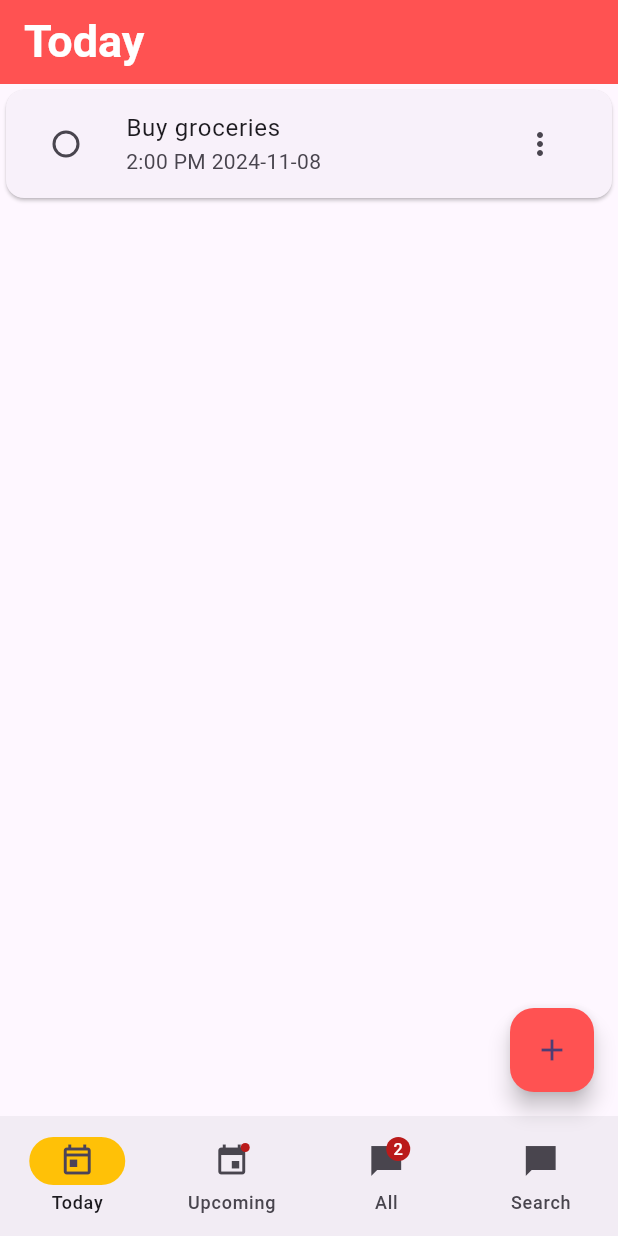
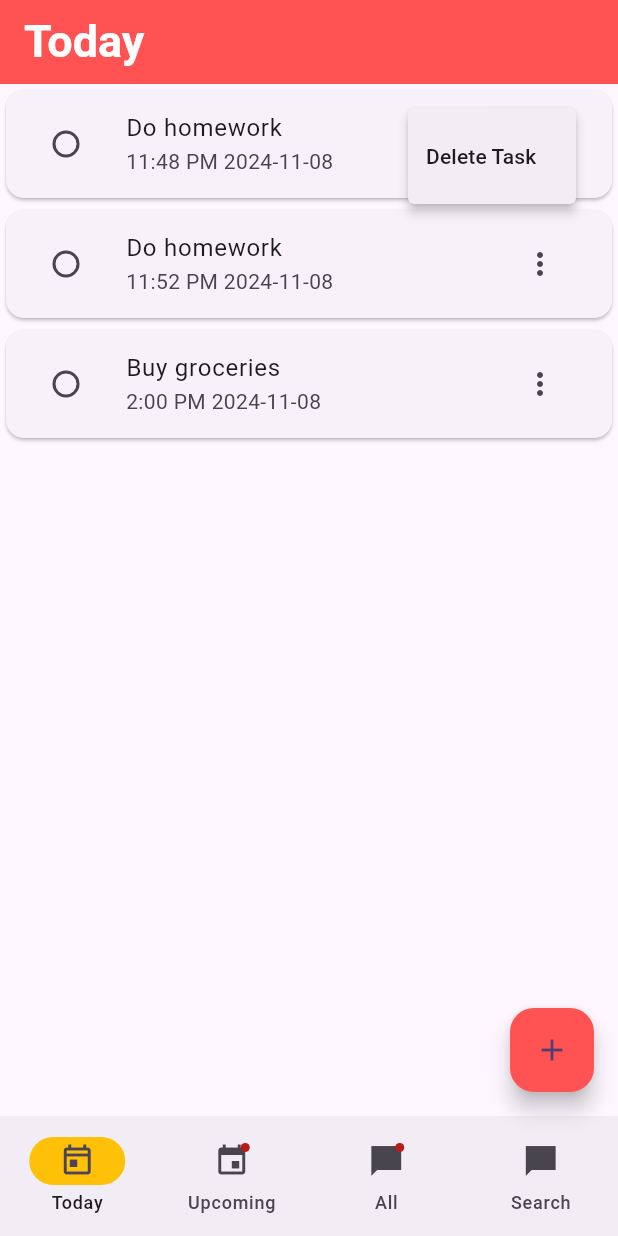
Before and after one commit to Hungyen0303/To-do-list-app-, a Flutter app: the screen it shows after launch, after a tap on the "more vert" icon, on a phone screen of 412 x 824 dp. Run offline on Flutter 3.47's test engine with Material 3 defaults, Android fonts, the phone set to English and light mode, and no system bars; our stand-ins replace flutter_local_notifications, rxdart, timezone.

Commit message:
complete all

```diff
--- a/lib/BottomSheet.dart
+++ b/lib/BottomSheet.dart
@@ -126,11 +126,11 @@ class _AddTaskBottomSheetState extends State<AddTaskBottomSheet> {
               Row(
                 mainAxisAlignment: MainAxisAlignment.spaceEvenly,
                 children: [
-                  TextButton(
+                  ElevatedButton(
                     onPressed: () {
                         widget.onChangeTask();
                     },
-                    child: const Text('Create'),
+                    child: const Text('Save'),
                   ),
                   ElevatedButton(
                     onPressed: () => Navigator.pop(context),
--- a/lib/TaskBar.dart
+++ b/lib/TaskBar.dart
@@ -2,19 +2,22 @@ import 'package:flutter/cupertino.dart';
 import 'package:flutter/material.dart';
 import 'package:intl/intl.dart';
 import 'package:provider/provider.dart';
+import 'package:flutter_local_notifications/flutter_local_notifications.dart';
+import 'package:timezone/timezone.dart' as tz;
 
 import 'BottomSheet.dart';
 import 'TaskModel.dart';
+import 'notification_service.dart';
 
 class TaskBar extends StatefulWidget {
-   TaskBar({
+  TaskBar({
     super.key,
     required this.task,
     required this.descriptions,
     required this.dueDate,
     required this.dueTime,
     required this.onRemoveTask,
-     required this.isDone,
+    required this.isDone,
   });
 
   final String task;
@@ -22,7 +25,7 @@ class TaskBar extends StatefulWidget {
   final String dueTime;
   final String dueDate;
   late final VoidCallback onRemoveTask;
-  bool isDone ;
+  bool isDone;
 
   @override
   State<TaskBar> createState() => _TaskbarState();
@@ -31,6 +34,41 @@ class TaskBar extends StatefulWidget {
 class _TaskbarState extends State<TaskBar> {
   bool _checkBox = false;
 
+  void _scheduleNotification() {
+    if (widget.dueTime.isNotEmpty && widget.dueDate.isNotEmpty){
+    final DateTime dueDateTime = _parseDueDateTime(widget.dueDate, widget.dueTime);
+
+    if (dueDateTime.isAfter(DateTime.now())) {
+      LocalNotifications.showScheduleNotification(
+        notificationId: DateTime.now().millisecondsSinceEpoch,
+        channel: 'task_notifications',
+        title: 'Upcoming Task',
+        body: widget.task,
+        payload: 'Task: ${widget.task}, Due: ${widget.dueDate} ${widget.dueTime}',
+        dueDate: dueDateTime,
+      );
+    }
+    }
+  }
+
+  DateTime _parseDueDateTime(String dueDate, String dueTime) {
+    final parsedDate = DateFormat('yyyy-MM-dd').parse(dueDate);
+    final parsedTime = DateFormat('hh:mm a').parse(dueTime);
+    return DateTime(
+      parsedDate.year,
+      parsedDate.month,
+      parsedDate.day,
+      parsedTime.hour,
+      parsedTime.minute,
+    );
+
+  }
+
+  @override
+  void initState() {
+    super.initState();
+    _scheduleNotification();
+  }
 
   @override
   Widget build(BuildContext context) {
@@ -39,17 +77,15 @@ class _TaskbarState extends State<TaskBar> {
     TextEditingController _taskController = TextEditingController();
     TextEditingController _descriptionController = TextEditingController();
     final taskModel = Provider.of<TaskModel>(context, listen: false);
-    _dateController.text = widget.dueDate ;
-    _taskController.text = widget.task ;    _timeController.text = widget.dueTime ;
-    _descriptionController.text = widget.descriptions ;
+    _dateController.text = widget.dueDate;
+    _taskController.text = widget.task;
+    _timeController.text = widget.dueTime;
+    _descriptionController.text = widget.descriptions;
 
-    void _updateTask(String originalTask, String originalDate , String originalTime) {
+    void _updateTask(String originalTask, String originalDate, String originalTime) {
       setState(() {
         final taskToRemove = taskModel.tasks.firstWhere(
-              (t) =>
-          t.task == originalTask &&
-              t.dueDate == originalDate &&
-              t.dueTime == originalTime,
+              (t) => t.task == originalTask && t.dueDate == originalDate && t.dueTime == originalTime,
         );
 
         if (taskToRemove != null) {
@@ -62,12 +98,9 @@ class _TaskbarState extends State<TaskBar> {
             dueDate: _dateController.text,
             dueTime: _timeController.text,
             isDone: false,
-            onRemoveTask: () {
-
-            },
+            onRemoveTask: () {},
           ),
         );
-
         _taskController.clear();
         _descriptionController.clear();
         _dateController.clear();
@@ -75,9 +108,7 @@ class _TaskbarState extends State<TaskBar> {
       });
     }
 
-    void _changeTask()
-    {
-
+    void _changeTask() {
       if (_taskController.text.isEmpty) {
         showDialog(
           context: context,
@@ -96,8 +127,7 @@ class _TaskbarState extends State<TaskBar> {
         );
         return;
       }
-
-     _updateTask(widget.task, widget.dueDate , widget.dueTime);
+      _updateTask(widget.task, widget.dueDate, widget.dueTime);
 
       _taskController.clear();
       _descriptionController.clear();
@@ -107,11 +137,9 @@ class _TaskbarState extends State<TaskBar> {
       Navigator.pop(context);
     }
 
-
     return Card(
-
       child: ListTile(
-        onTap:  () {
+        onTap: () {
           showModalBottomSheet<void>(
             isScrollControlled: true,
             context: context,
@@ -122,38 +150,51 @@ class _TaskbarState extends State<TaskBar> {
                 dateController: _dateController,
                 timeController: _timeController,
                 onChangeTask: _changeTask,
-
-
               );
             },
           );
-        } ,
-        trailing: IconButton(
-          onPressed: () {
+        },
+        trailing: PopupMenuButton<String>(
+          onSelected: (String value) {
+            if (value == 'delete') {
+              taskModel.removeTask(TaskBar(
+                task: widget.task,
+                descriptions: widget.descriptions,
+                dueDate: widget.dueDate,
+                dueTime: widget.dueTime,
+                onRemoveTask: () {},
+                isDone: widget.isDone,
+              ));
+            }
           },
+          itemBuilder: (BuildContext context) => <PopupMenuEntry<String>>[
+            const PopupMenuItem<String>(
+              value: 'delete',
+              child: Text('Delete Task'),
+            ),
+          ],
           icon: const Icon(Icons.more_vert),
         ),
-        subtitle: Text(widget.dueTime + " " + widget.dueDate ,
-          // style: TextStyle(
-          //   color: isOverdue() ? Colors.red : Colors.black,
-          // ),
+        subtitle: Text(
+          widget.dueTime + " " + widget.dueDate,
         ),
         leading: Checkbox(
           shape: const RoundedRectangleBorder(
             borderRadius: BorderRadius.all(Radius.circular(20)),
-
           ),
           value: widget.isDone,
           onChanged: (value) {
             setState(() {
               widget.isDone = value ?? false;
-              widget.onRemoveTask();
             });
           },
         ),
-        title: Text(widget.task , style: TextStyle(
-          decoration:  widget.isDone ? TextDecoration.lineThrough : TextDecoration.none,
-        ),),
+        title: Text(
+          widget.task,
+          style: TextStyle(
+            decoration: widget.isDone ? TextDecoration.lineThrough : TextDecoration.none,
+          ),
+        ),
       ),
     );
   }
--- a/lib/TaskModel.dart
+++ b/lib/TaskModel.dart
@@ -12,7 +12,24 @@ class TaskModel extends ChangeNotifier {
       dueTime: '10:00 PM',
       isDone: false,
       onRemoveTask: () {
-
+      },
+    ),
+    TaskBar(
+      task: 'Do homework',
+      descriptions: 'Complete math homework by 10 PM',
+      dueDate: '2024-11-08',
+      dueTime: '11:48 PM',
+      isDone: false,
+      onRemoveTask: () {
+      },
+    ),
+    TaskBar(
+      task: 'Do homework',
+      descriptions: 'Complete math homework by 10 PM',
+      dueDate: '2024-11-08',
+      dueTime: '11:52 PM',
+      isDone: false,
+      onRemoveTask: () {
       },
     ),
     TaskBar(
@@ -54,7 +71,8 @@ class TaskModel extends ChangeNotifier {
   }
 
   void removeTask(TaskBar task) {
-    tasks.remove(task);
+    tasks.removeWhere((item) => item.task == task.task && item.dueDate == task.dueDate);
     notifyListeners();
   }
+
 }
--- a/lib/Today.dart
+++ b/lib/Today.dart
@@ -17,6 +17,7 @@ class TodoListToday extends StatelessWidget {
         {
             final task = taskModel.tasks[index];
             final today = DateFormat('yyyy-MM-dd').format(DateTime.now());
+
             if (task.dueDate == today) {
               return task;
         } else {
--- a/lib/Upcoming.dart
+++ b/lib/Upcoming.dart
@@ -16,10 +16,19 @@ class UpcomingTodoList extends StatelessWidget {
           itemBuilder: (context, index)
           {
             final task = taskModel.tasks[index];
-            final today = DateFormat('yyyy-MM-dd').format(DateTime.now());
-            if (task.dueDate != today) {
+            final today = DateTime.now();
+
+            if (task.dueDate.isNotEmpty){
+            final dueDate = DateFormat('yyyy-MM-dd').parse(task.dueDate);
+
+            if (task.dueDate.isNotEmpty && dueDate.isAfter(today) && task.dueDate!=""  ) {
               return task;
-            } else {
+            }
+            else {
+              return const SizedBox.shrink();
+            }
+            }
+            else {
               return const SizedBox.shrink();
             }
           },
--- a/lib/main.dart
+++ b/lib/main.dart
@@ -1,4 +1,6 @@
 import 'package:flutter/material.dart';
+import 'package:flutter_local_notifications/flutter_local_notifications.dart';
+import 'package:intl/intl.dart';
 import 'package:provider/provider.dart';
 import 'AllTodoList.dart';
 import 'BottomSheet.dart';
@@ -7,8 +9,30 @@ import 'TaskBar.dart';
 import 'TaskModel.dart';
 import 'Today.dart';
 import 'Upcoming.dart';
+import 'notification_service.dart';
 
-void main() {
+FlutterLocalNotificationsPlugin flutterLocalNotificationsPlugin =
+FlutterLocalNotificationsPlugin();
+
+void main() async {
+  WidgetsFlutterBinding.ensureInitialized();
+  await LocalNotifications.init();
+
+  await flutterLocalNotificationsPlugin.initialize(
+    InitializationSettings(
+      android: AndroidInitializationSettings('@mipmap/ic_launcher'),
+
+    ),
+  );
+
+  var initialNotification = await flutterLocalNotificationsPlugin.getNotificationAppLaunchDetails();
+  // if (initialNotification?.didNotificationLaunchApp == true) {
+  //   Future.delayed(Duration(seconds: 1), () {
+  //     navigatorKey.currentState!.pushNamed('/another',
+  //         arguments: initialNotification?.notificationResponse?.payload);
+  //   });
+  // }
+
   runApp(
     ChangeNotifierProvider(
       create: (context) => TaskModel(),
@@ -43,7 +67,11 @@ class MyHomePage extends StatefulWidget {
 class _MyHomePageState extends State<MyHomePage> {
   List<String> titles = ["Today", "Upcoming", 'All', 'Search'];
   int currentPageIndex = 0;
-
+  @override
+  void initState() {
+    super.initState();
+    LocalNotifications.init();
+  }
   @override
   Widget build(BuildContext context) {
     TextEditingController _dateController = TextEditingController();
@@ -52,6 +80,17 @@ class _MyHomePageState extends State<MyHomePage> {
     TextEditingController _descriptionController = TextEditingController();
     final taskModel = Provider.of<TaskModel>(context, listen: false);
 
+    DateTime _parseDueDateTime(String dueDate, String dueTime) {
+      final parsedDate = DateFormat('dd/MM/yyyy').parse(dueDate);
+      final parsedTime = DateFormat('hh:mm a').parse(dueTime);
+      return DateTime(
+        parsedDate.year,
+        parsedDate.month,
+        parsedDate.day,
+        parsedTime.hour,
+        parsedTime.minute,
+      );
+    }
     void _createTask() {
       if (_taskController.text.isEmpty) {
         showDialog(
@@ -71,7 +110,19 @@ class _MyHomePageState extends State<MyHomePage> {
         );
         return;
       }
+      // final DateTime dueDateTime = _parseDueDateTime(
+      //   _dateController.text,
+      //   _timeController.text,
+      // );
 
+      // final DateTime notificationTime = dueDateTime.subtract(const Duration(minutes: 10));
+      // if (notificationTime.isAfter(DateTime.now())) {
+      //   NotificationService.scheduleNotification(
+      //     title: 'Upcoming Task',
+      //     body: _taskController.text,
+      //     scheduledTime: notificationTime,
+      //   );
+      // }
       setState(() {
         taskModel.addTask(
           TaskBar(
@@ -96,6 +147,13 @@ class _MyHomePageState extends State<MyHomePage> {
     }
 
 
+    void sendTestNotification() {
+      LocalNotifications.showSimpleNotification(
+        title: "Test Notification",
+        body: "This is a test notification sent from the button.",
+        payload: "Test Payload",
+      );
+    }
 
 
 
@@ -152,7 +210,6 @@ class _MyHomePageState extends State<MyHomePage> {
           ),
           NavigationDestination(
             icon: Badge(
-              label: Text('2'),
               child: Icon(Icons.messenger_sharp),
             ),
             label: 'All',
@@ -163,7 +220,14 @@ class _MyHomePageState extends State<MyHomePage> {
           ),
         ],
       ),
-      body: [
+      body:
+      // Center(
+      //   child: ElevatedButton(
+      //     onPressed: sendTestNotification,
+      //     child: const Text('Send Notification'),
+      //   ),
+      // ),
+      [
         TodoListToday(),
         UpcomingTodoList(),
         AllTodoList(),
--- /dev/null
+++ b/lib/notification_service.dart
@@ -0,0 +1,84 @@
+import 'package:flutter_local_notifications/flutter_local_notifications.dart';
+import 'package:rxdart/rxdart.dart';
+import 'package:timezone/data/latest.dart' as tz;
+import 'package:timezone/timezone.dart' as tz;
+
+class LocalNotifications {
+  static final FlutterLocalNotificationsPlugin
+  _flutterLocalNotificationsPlugin = FlutterLocalNotificationsPlugin();
+  static final onClickNotification = BehaviorSubject<String>();
+
+  static void onNotificationTap(NotificationResponse notificationResponse) {
+    onClickNotification.add(notificationResponse.payload!);
+  }
+
+  static Future init() async {
+    const AndroidInitializationSettings initializationSettingsAndroid =
+    AndroidInitializationSettings('ic_launcher');
+    final LinuxInitializationSettings initializationSettingsLinux =
+    LinuxInitializationSettings(defaultActionName: 'Open notification');
+    final InitializationSettings initializationSettings =
+    InitializationSettings(
+        android: initializationSettingsAndroid,
+        linux: initializationSettingsLinux);
+
+    _flutterLocalNotificationsPlugin.resolvePlatformSpecificImplementation<
+        AndroidFlutterLocalNotificationsPlugin>()?.requestNotificationsPermission();
+
+
+    _flutterLocalNotificationsPlugin.initialize(initializationSettings,
+        onDidReceiveNotificationResponse: onNotificationTap,
+        onDidReceiveBackgroundNotificationResponse: onNotificationTap);
+  }
+  static Future showScheduleNotification({
+    required int notificationId,
+    required String channel,
+    required String title,
+    required String body,
+    required String payload,
+    required DateTime dueDate,
+  }) async {
+    tz.initializeTimeZones();
+    await _flutterLocalNotificationsPlugin.zonedSchedule(
+        notificationId,
+        title,
+        body,
+        //tz.TZDateTime.from(dueDate,tz.local).add(const Duration(seconds: 60)),
+        tz.TZDateTime.from(dueDate,tz.local).subtract(const Duration(minutes: 10)),
+        NotificationDetails(
+            android: AndroidNotificationDetails(
+                channel, 'your channel name',
+                channelDescription: 'your channel description',
+                importance: Importance.max,
+                priority: Priority.high,
+                ticker: 'ticker')),
+        androidScheduleMode: AndroidScheduleMode.exactAllowWhileIdle,
+        uiLocalNotificationDateInterpretation:
+        UILocalNotificationDateInterpretation.absoluteTime,
+        payload: payload);
+  }
+
+  static Future showSimpleNotification({
+    required String title,
+    required String body,
+    required String payload,
+  }) async {
+    const AndroidNotificationDetails androidNotificationDetails =
+    AndroidNotificationDetails('your channel id', 'your channel name',
+        channelDescription: 'your channel description',
+        importance: Importance.max,
+        priority: Priority.high,
+        ticker: 'ticker');
+    const NotificationDetails notificationDetails =
+    NotificationDetails(android: androidNotificationDetails);
+    await _flutterLocalNotificationsPlugin
+        .show(0, title, body, notificationDetails, payload: payload);
+  }
+  static Future cancel(int id) async {
+    await _flutterLocalNotificationsPlugin.cancel(id);
+  }
+
+  static Future cancelAll() async {
+    await _flutterLocalNotificationsPlugin.cancelAll();
+  }
+}
--- a/pubspec.yaml
+++ b/pubspec.yaml
@@ -38,6 +38,9 @@ dependencies:
   # The following adds the Cupertino Icons font to your application.
   # Use with the CupertinoIcons class for iOS style icons.
   cupertino_icons: ^1.0.8
+  flutter_local_notifications: ^18.0.0
+  flutter_timezone: ^3.0.1
+  rxdart: ^0.28.0
 
 dev_dependencies:
   flutter_test:
@@ -49,6 +52,7 @@ dev_dependencies:
   # package. See that file for information about deactivating specific lint
   # rules and activating additional ones.
   flutter_lints: ^4.0.0
+
 
 # For information on the generic Dart part of this file, see the
 # following page: https://dart.dev/tools/pub/pubspec
```
Also changed, not shown: pubspec.lock, 6 other files.
